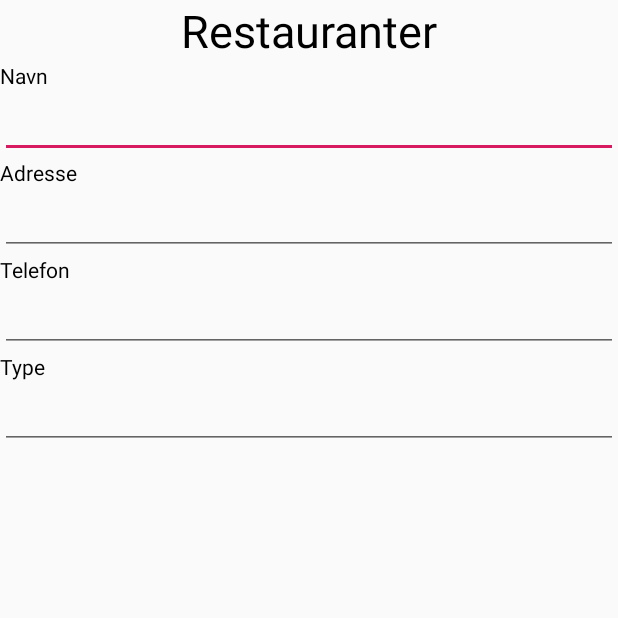
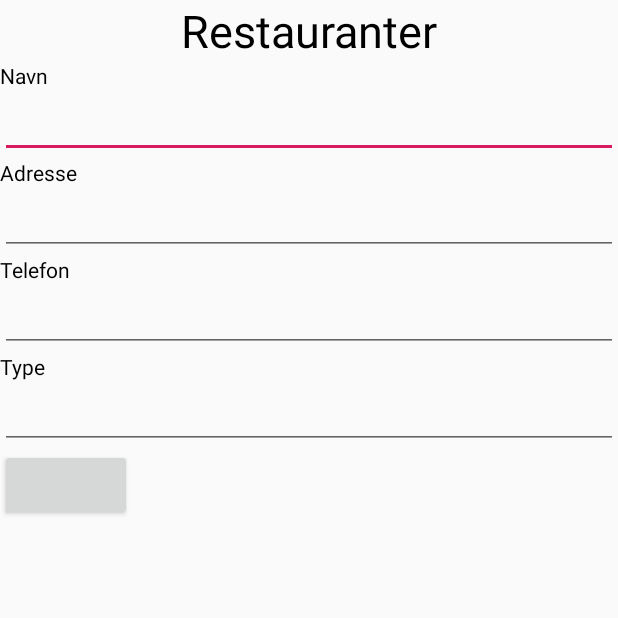
Before and after one commit to Melfyn/Restaurant-Application, an Android app: the RestaurantActivity screen opened directly, with no data from a screen before it, on a phone screen of 412 x 824 dp, the top half of it. Run offline under Robolectric (Android 15) with nearby library versions, the phone set to English and light mode, and no system bars.

```diff
--- a/app/src/main/java/no/jenkins/s326318mappe2/RestaurantActivity.java
+++ b/app/src/main/java/no/jenkins/s326318mappe2/RestaurantActivity.java
@@ -4,12 +4,16 @@ import androidx.appcompat.app.AppCompatActivity;
 
 import android.app.Activity;
 import android.os.Bundle;
+import android.util.Log;
+import android.view.View;
+import android.widget.EditText;
 
 import no.jenkins.s326318mappe2.classes.Restaurant;
 
 public class RestaurantActivity extends AppCompatActivity {
     private Restaurant bres;
 
+    DBHandler db;
 
     @Override
     protected void onCreate(Bundle savedInstanceState) {
@@ -35,4 +39,5 @@ public class RestaurantActivity extends AppCompatActivity {
         setResult(Activity.RESULT_OK);
         finish();
     }
+
 }
--- a/app/src/main/res/layout/activity_restaurant.xml
+++ b/app/src/main/res/layout/activity_restaurant.xml
@@ -66,6 +66,11 @@
         android:layout_height="wrap_content"
         android:textColor="@color/colorFont" />
 
+    <Button
+        android:id="@+id/add_restaurant"
+        android:layout_width="wrap_content"
+        android:layout_height="wrap_content" />
+
     <TextView
         android:layout_width="wrap_content"
         android:layout_height="wrap_content"
```
